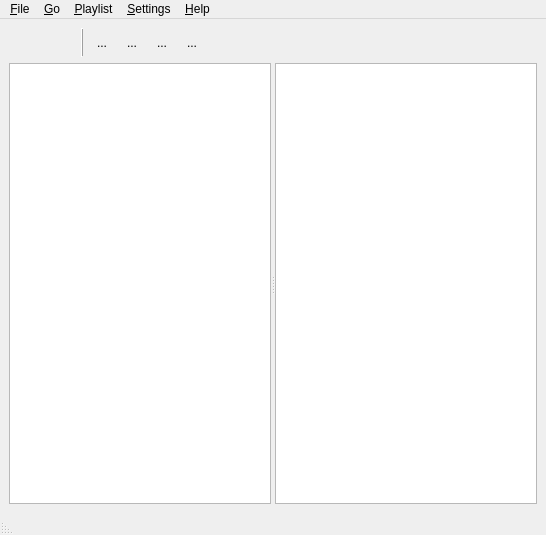
First picture: the form in ui/qtimidity.ui, repository lele85/qtimidity, before the edit.
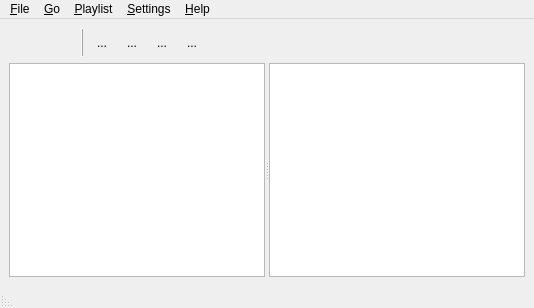
Second picture: the form after the edit. Icons and pictures are not drawn.

```diff
--- a/ui/qtimidity.ui
+++ b/ui/qtimidity.ui
@@ -6,8 +6,8 @@
    <rect>
     <x>0</x>
     <y>0</y>
-    <width>546</width>
-    <height>535</height>
+    <width>534</width>
+    <height>308</height>
    </rect>
   </property>
   <property name="windowTitle">
@@ -191,7 +191,7 @@
     <rect>
      <x>0</x>
      <y>0</y>
-     <width>546</width>
+     <width>534</width>
      <height>22</height>
     </rect>
    </property>
```
Left out of the diff: 15 changed lines with no effect on the pictures.
